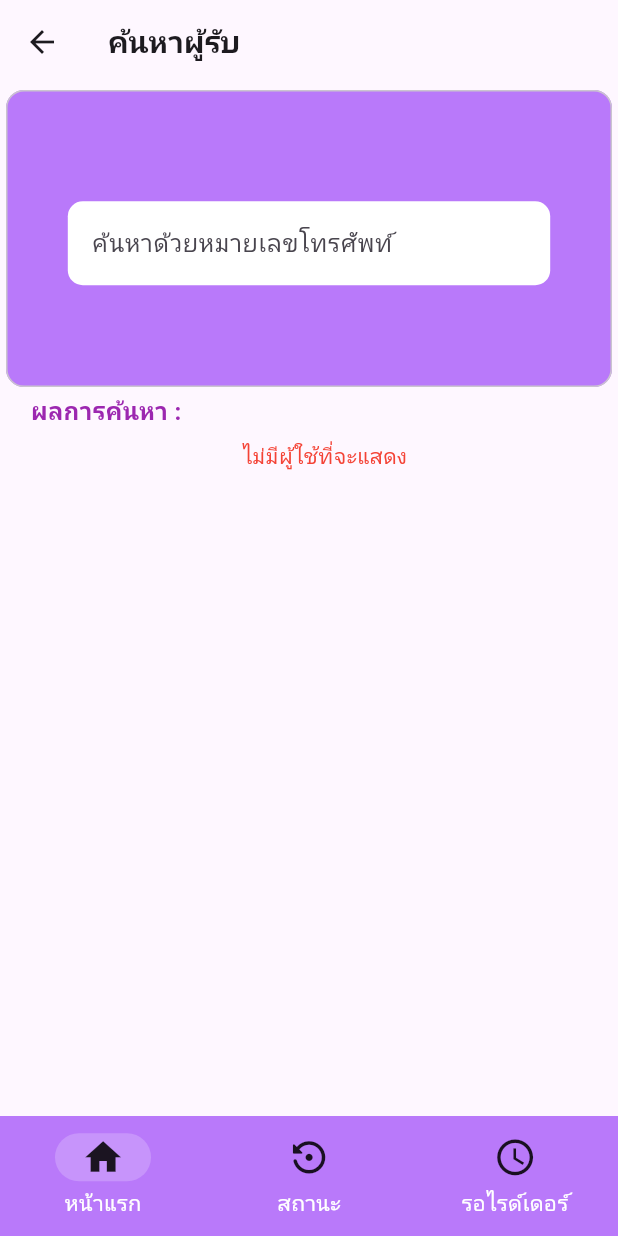
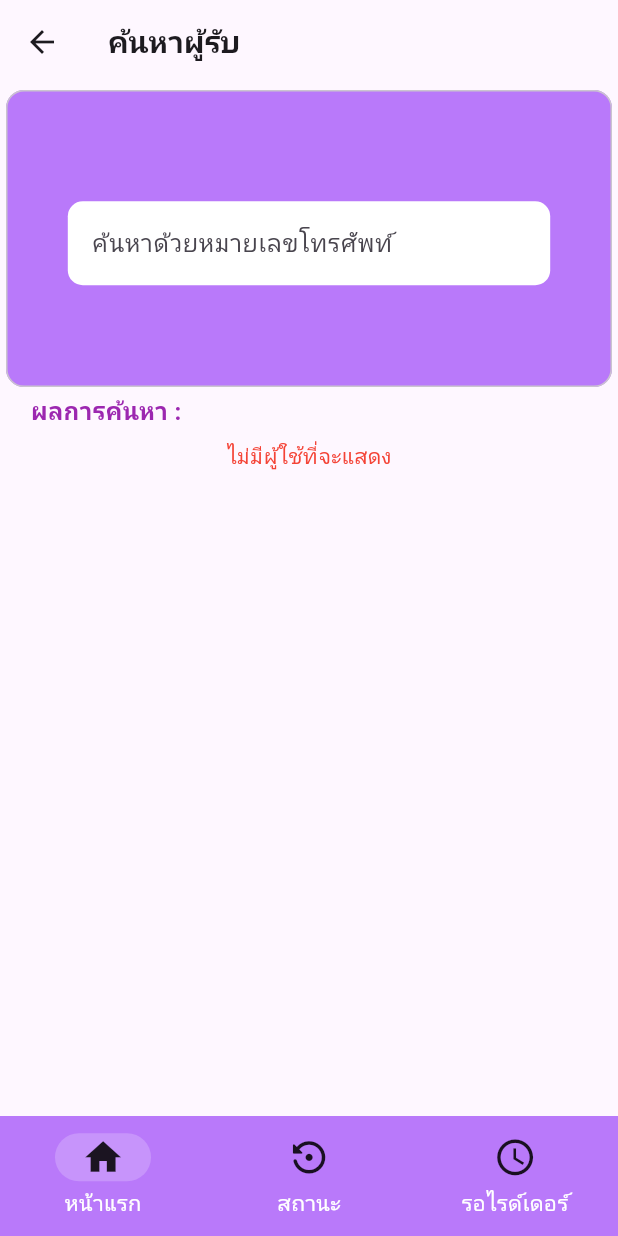
Before and after one commit to evenatthaphan/minopro_mobile_2, a Flutter app: the HomePageSender screen opened directly, on a phone screen of 412 x 824 dp. Run offline on Flutter 3.47's test engine with Material 3 defaults, Android fonts, the phone set to English and light mode, and no system bars; our stand-ins replace cloud_firestore, firebase_core, firebase_storage, flutter_map, geocoding, geolocator and 5 more; missing offline and left inert: flutter_map_marker_popup; accounts and stored records are empty.

Commit message:
eve update

```diff
--- a/lib/page/user/sender/HomePageSender.dart
+++ b/lib/page/user/sender/HomePageSender.dart
@@ -86,7 +86,7 @@ class _HomePageSenderState extends State<HomePageSender> {
                   ),
                 ),
                 Padding(
-                  padding: EdgeInsets.only(left: screenSize.width * 0.05),
+                  padding: EdgeInsets.only(left: screenSize.width * 0.05, right: screenSize.width*0.05),
                   child: Column(
                     children: [
                       const Row(
@@ -122,6 +122,7 @@ class _HomePageSenderState extends State<HomePageSender> {
                               itemBuilder: (context, index) {
                                 final user = users[index];
                                 return Card.outlined(
+                                  color: const Color.fromARGB(255, 248, 185, 237),
                                   margin: const EdgeInsets.symmetric(vertical: 8),
                                   shape: RoundedRectangleBorder(
                                     borderRadius: BorderRadius.circular(12),
```
